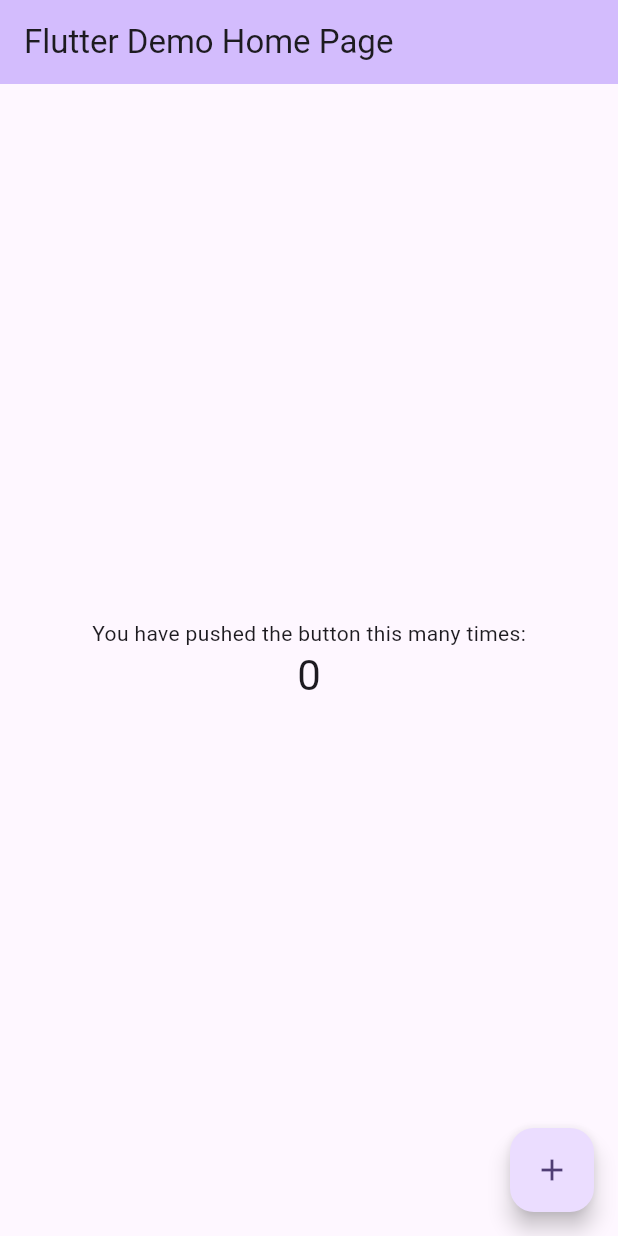
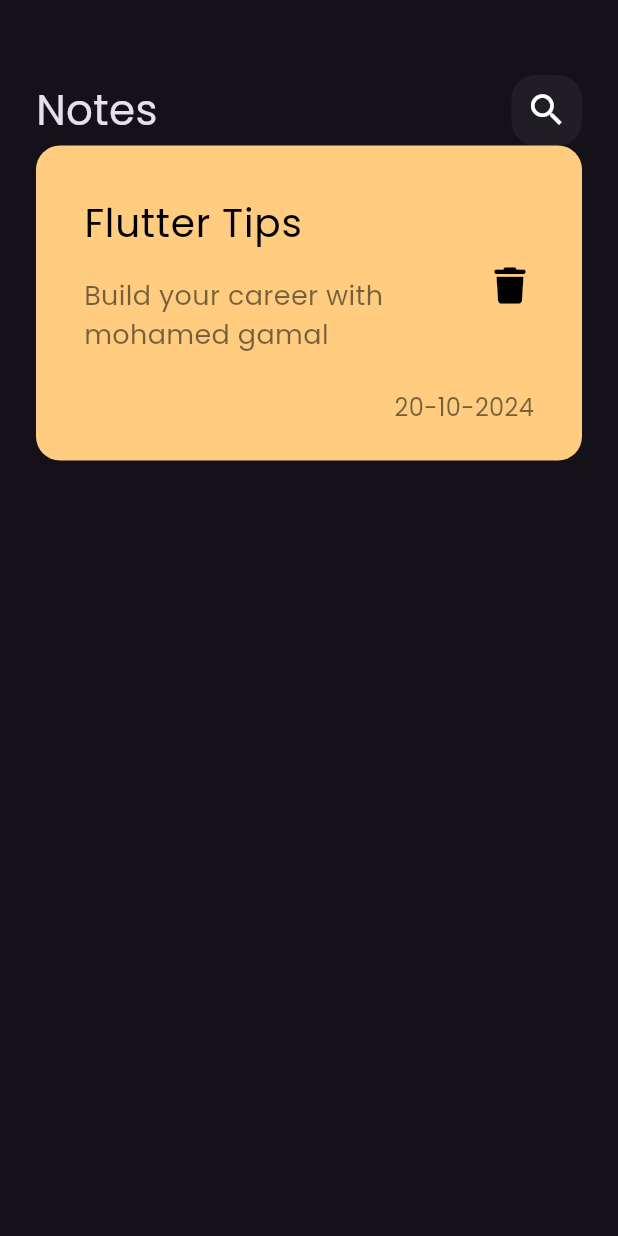
Before and after one commit to MohamedJamaal/notes_app, a Flutter app: the screen it shows after launch, on a phone screen of 412 x 824 dp. Run offline on Flutter 3.47's test engine with Material 3 defaults, Android fonts, the phone set to English and light mode, and no system bars; our stand-ins replace font_awesome_flutter.

Commit message:
Add theme and card item ui

```diff
--- a/lib/main.dart
+++ b/lib/main.dart
@@ -1,125 +1,21 @@
 import 'package:flutter/material.dart';
+import 'package:notes_app/views/notes_view.dart';
 
 void main() {
-  runApp(const MyApp());
+  runApp(const NotesAPP());
 }
 
-class MyApp extends StatelessWidget {
-  const MyApp({super.key});
-
-  // This widget is the root of your application.
+class NotesAPP extends StatelessWidget {
+  const NotesAPP({super.key});
   @override
   Widget build(BuildContext context) {
     return MaterialApp(
-      title: 'Flutter Demo',
+      debugShowCheckedModeBanner: false,
       theme: ThemeData(
-        // This is the theme of your application.
-        //
-        // TRY THIS: Try running your application with "flutter run". You'll see
-        // the application has a purple toolbar. Then, without quitting the app,
-        // try changing the seedColor in the colorScheme below to Colors.green
-        // and then invoke "hot reload" (save your changes or press the "hot
-        // reload" button in a Flutter-supported IDE, or press "r" if you used
-        // the command line to start the app).
-        //
-        // Notice that the counter didn't reset back to zero; the application
-        // state is not lost during the reload. To reset the state, use hot
-        // restart instead.
-        //
-        // This works for code too, not just values: Most code changes can be
-        // tested with just a hot reload.
-        colorScheme: ColorScheme.fromSeed(seedColor: Colors.deepPurple),
-        useMaterial3: true,
+        brightness: Brightness.dark,
+        fontFamily: 'Poppins',
       ),
-      home: const MyHomePage(title: 'Flutter Demo Home Page'),
+      home: const NotesView(),
     );
   }
 }
-
-class MyHomePage extends StatefulWidget {
-  const MyHomePage({super.key, required this.title});
-
-  // This widget is the home page of your application. It is stateful, meaning
-  // that it has a State object (defined below) that contains fields that affect
-  // how it looks.
-
-  // This class is the configuration for the state. It holds the values (in this
-  // case the title) provided by the parent (in this case the App widget) and
-  // used by the build method of the State. Fields in a Widget subclass are
-  // always marked "final".
-
-  final String title;
-
-  @override
-  State<MyHomePage> createState() => _MyHomePageState();
-}
-
-class _MyHomePageState extends State<MyHomePage> {
-  int _counter = 0;
-
-  void _incrementCounter() {
-    setState(() {
-      // This call to setState tells the Flutter framework that something has
-      // changed in this State, which causes it to rerun the build method below
-      // so that the display can reflect the updated values. If we changed
-      // _counter without calling setState(), then the build method would not be
-      // called again, and so nothing would appear to happen.
-      _counter++;
-    });
-  }
-
-  @override
-  Widget build(BuildContext context) {
-    // This method is rerun every time setState is called, for instance as done
-    // by the _incrementCounter method above.
-    //
-    // The Flutter framework has been optimized to make rerunning build methods
-    // fast, so that you can just rebuild anything that needs updating rather
-    // than having to individually change instances of widgets.
-    return Scaffold(
-      appBar: AppBar(
-        // TRY THIS: Try changing the color here to a specific color (to
-        // Colors.amber, perhaps?) and trigger a hot reload to see the AppBar
-        // change color while the other colors stay the same.
-        backgroundColor: Theme.of(context).colorScheme.inversePrimary,
-        // Here we take the value from the MyHomePage object that was created by
-        // the App.build method, and use it to set our appbar title.
-        title: Text(widget.title),
-      ),
-      body: Center(
-        // Center is a layout widget. It takes a single child and positions it
-        // in the middle of the parent.
-        child: Column(
-          // Column is also a layout widget. It takes a list of children and
-          // arranges them vertically. By default, it sizes itself to fit its
-          // children horizontally, and tries to be as tall as its parent.
-          //
-          // Column has various properties to control how it sizes itself and
-          // how it positions its children. Here we use mainAxisAlignment to
-          // center the children vertically; the main axis here is the vertical
-          // axis because Columns are vertical (the cross axis would be
-          // horizontal).
-          //
-          // TRY THIS: Invoke "debug painting" (choose the "Toggle Debug Paint"
-          // action in the IDE, or press "p" in the console), to see the
-          // wireframe for each widget.
-          mainAxisAlignment: MainAxisAlignment.center,
-          children: <Widget>[
-            const Text(
-              'You have pushed the button this many times:',
-            ),
-            Text(
-              '$_counter',
-              style: Theme.of(context).textTheme.headlineMedium,
-            ),
-          ],
-        ),
-      ),
-      floatingActionButton: FloatingActionButton(
-        onPressed: _incrementCounter,
-        tooltip: 'Increment',
-        child: const Icon(Icons.add),
-      ), // This trailing comma makes auto-formatting nicer for build methods.
-    );
-  }
-}
--- /dev/null
+++ b/lib/views/notes_view.dart
@@ -0,0 +1,13 @@
+import 'package:flutter/material.dart';
+import 'package:notes_app/views/widgets/notes_view_body.dart';
+
+class NotesView extends StatelessWidget {
+  const NotesView({super.key});
+
+  @override
+  Widget build(BuildContext context) {
+    return const Scaffold(
+      body: NotesViewBody(),
+    );
+  }
+}
--- /dev/null
+++ b/lib/views/widgets/custom_app_bar.dart
@@ -0,0 +1,23 @@
+import 'package:flutter/material.dart';
+import 'package:notes_app/views/widgets/custom_search_icon.dart';
+
+class CustomAppBar extends StatelessWidget {
+  const CustomAppBar({super.key});
+
+  @override
+  Widget build(BuildContext context) {
+    return const Row(
+      mainAxisAlignment: MainAxisAlignment.spaceBetween,
+      children: [
+        Text(
+          'Notes',
+          style: TextStyle(
+            fontSize: 28,
+          ),
+        ),
+        Spacer(),
+        CustomSearchIcon(),
+      ],
+    );
+  }
+}
--- /dev/null
+++ b/lib/views/widgets/custom_note_item.dart
@@ -0,0 +1,57 @@
+import 'package:flutter/material.dart';
+import 'package:font_awesome_flutter/font_awesome_flutter.dart';
+
+class NotesItem extends StatelessWidget {
+  const NotesItem({super.key});
+
+  @override
+  Widget build(BuildContext context) {
+    return Container(
+      padding: const EdgeInsets.only(top: 24, bottom: 24, left: 16),
+      decoration: BoxDecoration(
+        color: const Color(0xffFFCC80),
+        borderRadius: BorderRadius.circular(16),
+      ),
+      child: Column(
+        crossAxisAlignment: CrossAxisAlignment.end,
+        children: [
+          ListTile(
+            title: const Text(
+              'Flutter Tips',
+              style: TextStyle(
+                color: Colors.black,
+                fontSize: 26,
+              ),
+            ),
+            subtitle: const Padding(
+              padding: EdgeInsets.only(top: 16, bottom: 16),
+              child: Text(
+                'Build your career with mohamed gamal',
+                style: TextStyle(
+                  color: Colors.black54,
+                  fontSize: 18,
+                ),
+              ),
+            ),
+            trailing: IconButton(
+              onPressed: () {},
+              icon: const Icon(
+                FontAwesomeIcons.trash,
+                color: Colors.black,
+                size: 24,
+              ),
+            ),
+          ),
+          const Padding(
+            padding: EdgeInsets.only(right: 32),
+            child: Text('20-10-2024',
+                style: TextStyle(
+                  color: Colors.black54,
+                  fontSize: 16,
+                )),
+          ),
+        ],
+      ),
+    );
+  }
+}
--- /dev/null
+++ b/lib/views/widgets/custom_search_icon.dart
@@ -0,0 +1,23 @@
+import 'package:flutter/material.dart';
+
+class CustomSearchIcon extends StatelessWidget {
+  const CustomSearchIcon({super.key});
+
+  @override
+  Widget build(BuildContext context) {
+    return Container(
+      height: 47,
+      width: 47,
+      decoration: BoxDecoration(
+        color: Colors.white.withOpacity(0.05),
+        borderRadius: BorderRadius.circular(16),
+      ),
+      child: const Center(
+        child: Icon(
+          Icons.search,
+          size: 28,
+        ),
+      ),
+    );
+  }
+}
--- /dev/null
+++ b/lib/views/widgets/notes_view_body.dart
@@ -0,0 +1,24 @@
+import 'package:flutter/material.dart';
+import 'package:font_awesome_flutter/font_awesome_flutter.dart';
+import 'package:notes_app/views/widgets/custom_app_bar.dart';
+import 'package:notes_app/views/widgets/custom_note_item.dart';
+
+class NotesViewBody extends StatelessWidget {
+  const NotesViewBody({super.key});
+
+  @override
+  Widget build(BuildContext context) {
+    return const Padding(
+      padding: EdgeInsets.symmetric(horizontal: 24),
+      child: Column(
+        children: [
+          SizedBox(
+            height: 50,
+          ),
+          CustomAppBar(),
+          NotesItem(),
+        ],
+      ),
+    );
+  }
+}
```
Also changed, not shown: pubspec.yaml (+8 -15 lines), assets/fonts/Poppins-Regular.ttf (added), pubspec.lock.
